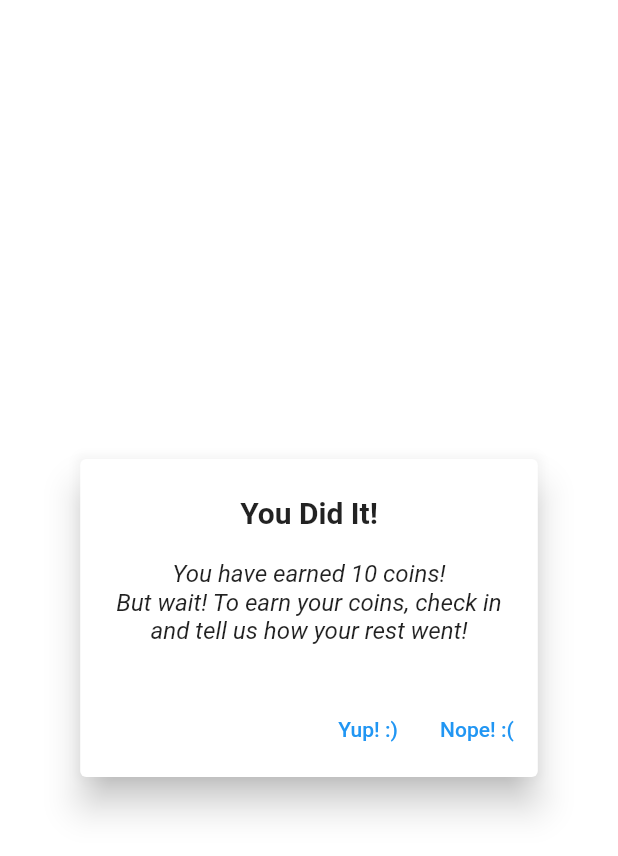
After one commit to ubclaunchpad/virtual-pet, a Flutter app: the screen it shows after launch, item 3 of the bottom bar chosen, on a phone screen of 412 x 824 dp. The commit adds this screen. Shown: the top 856 px of the screen. Run offline on Flutter 3.47's test engine with Material 2 defaults, Android fonts, the phone set to English and light mode, and no system bars; missing offline and left inert: flame.

Commit message:
PopUpWindow Feature Added. On branch PopUpWindow Changes to be committed: 	modified:   front-end/virtual_pet/.metadata 	modified:   front-end/virtual_pet/lib/main.dart 	modified:   front-end/virtual_pet/lib/pages/home.dart 	new file:   front-end/virtual_pet/lib/widgets/task_complete.dart
On task_complete:
    add feature.
On home:
    add a buttom that can invoke the pop-up window.
On main:
    delete white space.
On .metadata:
    auto updated.

```diff
--- a/front-end/virtual_pet/lib/pages/home.dart
+++ b/front-end/virtual_pet/lib/pages/home.dart
@@ -1,6 +1,7 @@
 import 'package:flutter/material.dart';
 import 'package:virtual_pet/pages/page_two.dart';
 import 'package:virtual_pet/pages/pomodoro_page.dart';
+import 'package:virtual_pet/widgets/task_complete.dart';
 import '../flame/layers/virtual_pet_game_layer.dart';
 
 /// home page
@@ -51,6 +52,17 @@ class HomeState extends State<Home> {
                   },
                   icon: const Icon(Icons.timer, size: 50.0),
                 ),
+                IconButton(
+                  onPressed: () {
+                    /// when pressed, the push function will be called for UI to display pomodoro page
+                    Navigator.push(
+                        context,
+                        MaterialPageRoute(
+                          builder: (context) => const TaskComplete(),
+                        ));
+                  },
+                  icon: const Icon(Icons.text_fields, size: 50.0),
+                )
               ],
             )));
   }
--- /dev/null
+++ b/front-end/virtual_pet/lib/widgets/task_complete.dart
@@ -0,0 +1,64 @@
+import 'package:flutter/cupertino.dart';
+import 'package:flutter/material.dart';
+
+class TaskComplete extends StatelessWidget {
+  const TaskComplete({super.key});
+
+  @override
+  Widget build(BuildContext context) {
+    return taskCompletePOP(context);
+  }
+
+  Widget taskCompletePOP(BuildContext context) {
+    return AlertDialog(
+      title: Column(
+        mainAxisSize: MainAxisSize.min,
+        crossAxisAlignment: CrossAxisAlignment.center,
+        children: const <Widget>[
+          Text("You Did It!",
+              style: TextStyle(
+                  fontStyle: FontStyle.normal, fontWeight: FontWeight.bold)),
+        ],
+      ),
+      alignment: Alignment.center,
+      ////%
+      content: Column(
+        mainAxisSize: MainAxisSize.min,
+        crossAxisAlignment: CrossAxisAlignment.center,
+        children: const <Widget>[
+          Text("You have earned 10 coins!",
+              style: TextStyle(fontStyle: FontStyle.italic)),
+          Text("But wait! To earn your coins, check in",
+              style: TextStyle(fontStyle: FontStyle.italic)),
+          Text("and tell us how your rest went!",
+              style: TextStyle(fontStyle: FontStyle.italic))
+        ],
+      ),
+      ////%
+      actions: <Widget>[
+        TextButton(
+          onPressed: () {
+            Navigator.of(context).pop();
+          },
+          child: const Text(
+            'Yup! :)',
+            textAlign: TextAlign.end,
+          ),
+        ),
+
+        ///%
+        TextButton(
+          onPressed: () {
+            Navigator.of(context).pop();
+          },
+          child: const Text(
+            'Nope! :(',
+            textAlign: TextAlign.end,
+          ),
+        ),
+      ],
+      ////%
+      elevation: 10.0,
+    );
+  }
+}
```
Also changed, not shown: 1 other file.
